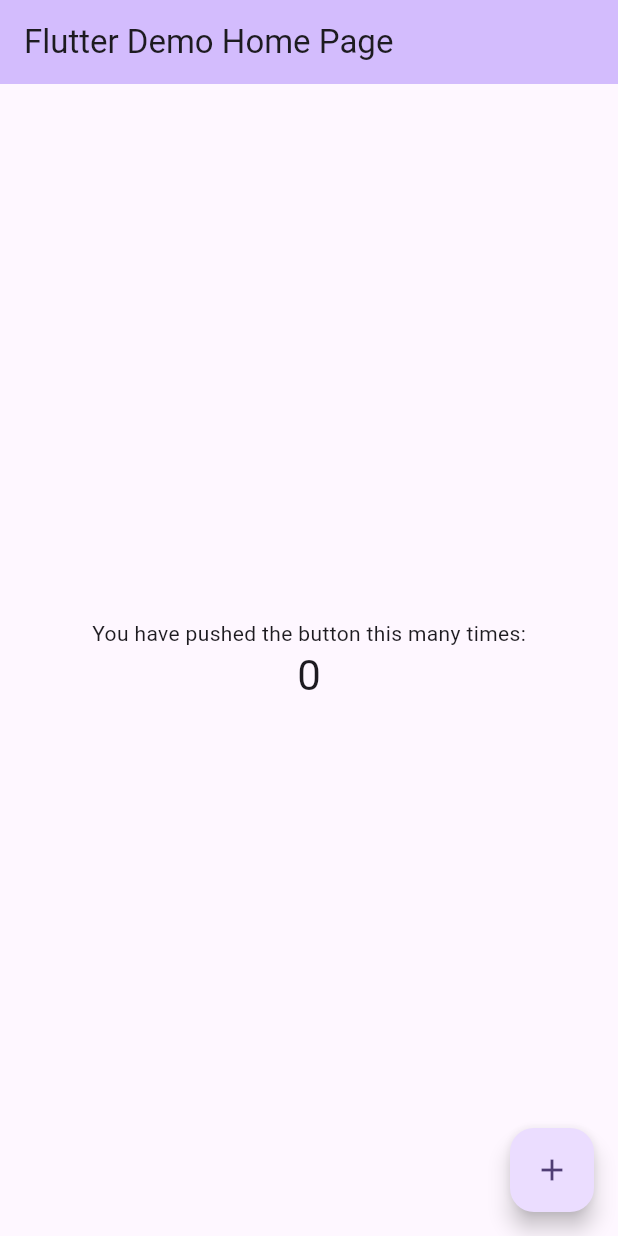
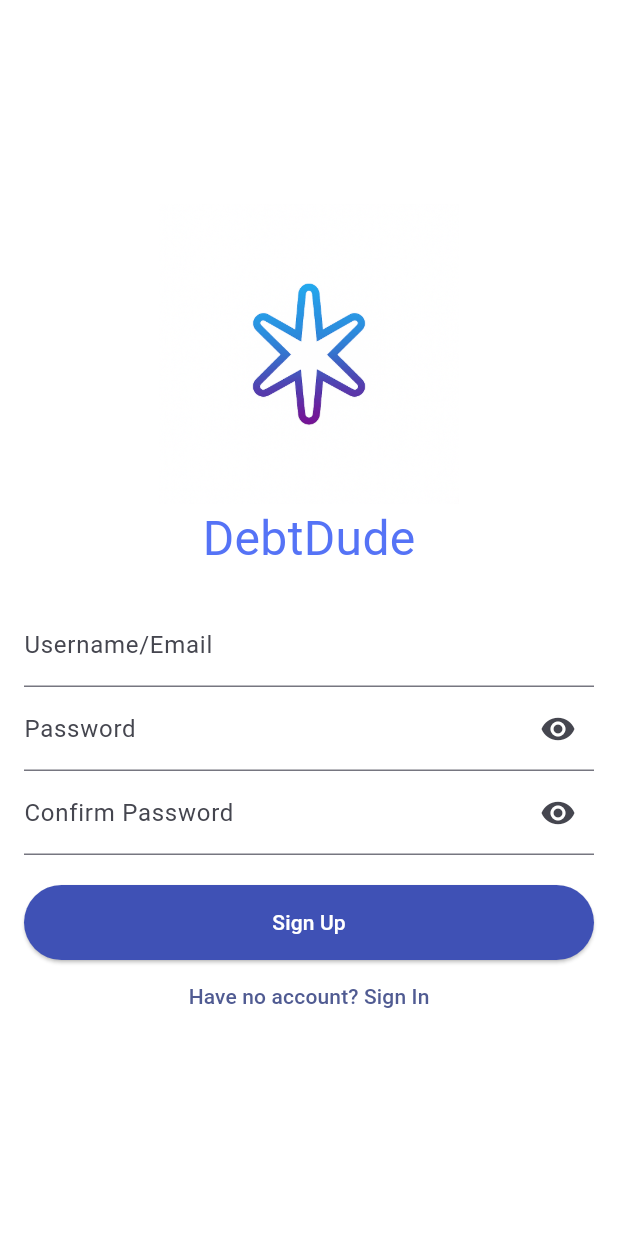
Before and after one commit to didierdrin/debtdude, a Flutter app: the screen it shows after launch, on a phone screen of 412 x 824 dp. Run offline on Flutter 3.47's test engine with Material 3 defaults, Android fonts, the phone set to English and light mode, and no system bars; our stand-ins replace flutter_bloc.

Commit message:
latest updates 1019

```diff
--- /dev/null
+++ b/lib/cubits/auth_cubit.dart
@@ -0,0 +1,38 @@
+import 'package:flutter_bloc/flutter_bloc.dart';
+
+class AuthCubit extends Cubit<AuthState> {
+  AuthCubit() : super(AuthInitial());
+
+  void signUp(String username, String password, String confirmPassword) {
+    if (password == confirmPassword) {
+      emit(AuthLoading());
+      // Simulate sign-up process
+      Future.delayed(Duration(seconds: 1), () {
+        emit(AuthSuccess('Sign up successful'));
+      });
+    } else {
+      emit(AuthError('Passwords do not match'));
+    }
+  }
+
+  void signIn(String username, String password) {
+    emit(AuthLoading());
+    // Simulate sign-in process
+    Future.delayed(Duration(seconds: 1), () {
+      emit(AuthSuccess('Sign in successful'));
+    });
+  }
+}
+
+abstract class AuthState {}
+
+class AuthInitial extends AuthState {}
+class AuthLoading extends AuthState {}
+class AuthSuccess extends AuthState {
+  final String message;
+  AuthSuccess(this.message);
+}
+class AuthError extends AuthState {
+  final String message;
+  AuthError(this.message);
+}
--- a/lib/main.dart
+++ b/lib/main.dart
@@ -1,4 +1,5 @@
 import 'package:flutter/material.dart';
+import 'package:debtdude/screens/splash_screen.dart';
 
 void main() {
   runApp(const MyApp());
@@ -7,116 +8,15 @@ void main() {
 class MyApp extends StatelessWidget {
   const MyApp({super.key});
 
-  // This widget is the root of your application.
   @override
   Widget build(BuildContext context) {
     return MaterialApp(
-      title: 'Flutter Demo',
+      title: 'DebtDude',
+      debugShowCheckedModeBanner: false,
       theme: ThemeData(
-        // This is the theme of your application.
-        //
-        // TRY THIS: Try running your application with "flutter run". You'll see
-        // the application has a purple toolbar. Then, without quitting the app,
-        // try changing the seedColor in the colorScheme below to Colors.green
-        // and then invoke "hot reload" (save your changes or press the "hot
-        // reload" button in a Flutter-supported IDE, or press "r" if you used
-        // the command line to start the app).
-        //
-        // Notice that the counter didn't reset back to zero; the application
-        // state is not lost during the reload. To reset the state, use hot
-        // restart instead.
-        //
-        // This works for code too, not just values: Most code changes can be
-        // tested with just a hot reload.
-        colorScheme: ColorScheme.fromSeed(seedColor: Colors.deepPurple),
+        colorScheme: ColorScheme.fromSeed(seedColor: const Color(0xFF5573F6)),
       ),
-      home: const MyHomePage(title: 'Flutter Demo Home Page'),
+      home: const SplashScreen(),
     );
   }
 }
-
-class MyHomePage extends StatefulWidget {
-  const MyHomePage({super.key, required this.title});
-
-  // This widget is the home page of your application. It is stateful, meaning
-  // that it has a State object (defined below) that contains fields that affect
-  // how it looks.
-
-  // This class is the configuration for the state. It holds the values (in this
-  // case the title) provided by the parent (in this case the App widget) and
-  // used by the build method of the State. Fields in a Widget subclass are
-  // always marked "final".
-
-  final String title;
-
-  @override
-  State<MyHomePage> createState() => _MyHomePageState();
-}
-
-class _MyHomePageState extends State<MyHomePage> {
-  int _counter = 0;
-
-  void _incrementCounter() {
-    setState(() {
-      // This call to setState tells the Flutter framework that something has
-      // changed in this State, which causes it to rerun the build method below
-      // so that the display can reflect the updated values. If we changed
-      // _counter without calling setState(), then the build method would not be
-      // called again, and so nothing would appear to happen.
-      _counter++;
-    });
-  }
-
-  @override
-  Widget build(BuildContext context) {
-    // This method is rerun every time setState is called, for instance as done
-    // by the _incrementCounter method above.
-    //
-    // The Flutter framework has been optimized to make rerunning build methods
-    // fast, so that you can just rebuild anything that needs updating rather
-    // than having to individually change instances of widgets.
-    return Scaffold(
-      appBar: AppBar(
-        // TRY THIS: Try changing the color here to a specific color (to
-        // Colors.amber, perhaps?) and trigger a hot reload to see the AppBar
-        // change color while the other colors stay the same.
-        backgroundColor: Theme.of(context).colorScheme.inversePrimary,
-        // Here we take the value from the MyHomePage object that was created by
-        // the App.build method, and use it to set our appbar title.
-        title: Text(widget.title),
-      ),
-      body: Center(
-        // Center is a layout widget. It takes a single child and positions it
-        // in the middle of the parent.
-        child: Column(
-          // Column is also a layout widget. It takes a list of children and
-          // arranges them vertically. By default, it sizes itself to fit its
-          // children horizontally, and tries to be as tall as its parent.
-          //
-          // Column has various properties to control how it sizes itself and
-          // how it positions its children. Here we use mainAxisAlignment to
-          // center the children vertically; the main axis here is the vertical
-          // axis because Columns are vertical (the cross axis would be
-          // horizontal).
-          //
-          // TRY THIS: Invoke "debug painting" (choose the "Toggle Debug Paint"
-          // action in the IDE, or press "p" in the console), to see the
-          // wireframe for each widget.
-          mainAxisAlignment: MainAxisAlignment.center,
-          children: <Widget>[
-            const Text('You have pushed the button this many times:'),
-            Text(
-              '$_counter',
-              style: Theme.of(context).textTheme.headlineMedium,
-            ),
-          ],
-        ),
-      ),
-      floatingActionButton: FloatingActionButton(
-        onPressed: _incrementCounter,
-        tooltip: 'Increment',
-        child: const Icon(Icons.add),
-      ), // This trailing comma makes auto-formatting nicer for build methods.
-    );
-  }
-}
--- /dev/null
+++ b/lib/screens/signup_signin_screen.dart
@@ -0,0 +1,143 @@
+import 'package:flutter/material.dart';
+import 'package:flutter_bloc/flutter_bloc.dart';
+import 'package:debtdude/cubits/auth_cubit.dart';
+
+class AuthScreen extends StatelessWidget {
+  @override
+  Widget build(BuildContext context) {
+    return BlocProvider(
+      create: (context) => AuthCubit(),
+      child: AuthScreenContent(),
+    );
+  }
+}
+
+class AuthScreenContent extends StatefulWidget {
+  @override
+  _AuthScreenContentState createState() => _AuthScreenContentState();
+}
+
+class _AuthScreenContentState extends State<AuthScreenContent> {
+  final _usernameController = TextEditingController();
+  final _passwordController = TextEditingController();
+  final _confirmPasswordController = TextEditingController();
+  bool _isSignUp = true;
+  bool _obscurePassword = true;
+
+  @override
+  Widget build(BuildContext context) {
+    return Scaffold(
+      backgroundColor: Colors.white,
+      body: Center(
+        child: Padding(
+          padding: const EdgeInsets.fromLTRB(16.0, 8, 16, 8),
+          child: Column(
+            mainAxisAlignment: MainAxisAlignment.center,
+            children: [
+              Image.asset("assets/images/logo.png", height: 200, width: 200,),
+              Text(
+                'DebtDude',
+                style: TextStyle(fontSize: 32, color: const Color(0xFF5573F6)),
+              ),
+              SizedBox(height: 20),
+              if (_isSignUp) ...[
+                TextField(
+                  controller: _usernameController,
+                  decoration: InputDecoration(labelText: 'Username/Email'),
+                ),
+                TextField(
+                  controller: _passwordController,
+                  obscureText: _obscurePassword,
+                  decoration: InputDecoration(
+                    labelText: 'Password',
+                    suffixIcon: IconButton(
+                      icon: Icon(
+                        _obscurePassword ? Icons.visibility : Icons.visibility_off,
+                      ),
+                      onPressed: () {
+                        setState(() {
+                          _obscurePassword = !_obscurePassword;
+                        });
+                      },
+                    ),
+                  ),
+                ),
+                TextField(
+                  controller: _confirmPasswordController,
+                  obscureText: _obscurePassword,
+                  decoration: InputDecoration(
+                    labelText: 'Confirm Password',
+                    suffixIcon: IconButton(
+                      icon: Icon(
+                        _obscurePassword ? Icons.visibility : Icons.visibility_off,
+                      ),
+                      onPressed: () {
+                        setState(() {
+                          _obscurePassword = !_obscurePassword;
+                        });
+                      },
+                    ),
+                  ),
+                ),
+              ] else ...[
+                TextField(
+                  controller: _usernameController,
+                  decoration: InputDecoration(labelText: 'Username/Email'),
+                ),
+                TextField(
+                  controller: _passwordController,
+                  obscureText: _obscurePassword,
+                  decoration: InputDecoration(
+                    labelText: 'Password',
+                    suffixIcon: IconButton(
+                      icon: Icon(
+                        _obscurePassword ? Icons.visibility : Icons.visibility_off,
+                      ),
+                      onPressed: () {
+                        setState(() {
+                          _obscurePassword = !_obscurePassword;
+                        });
+                      },
+                    ),
+                  ),
+                ),
+              ],
+              SizedBox(height: 20),
+              ElevatedButton(
+                style: ElevatedButton.styleFrom(backgroundColor: Colors.indigo, minimumSize: Size(double.infinity, 50),),
+                onPressed: () {
+                  if (_isSignUp) {
+                    // Sign up logic with BLoC
+                    context.read<AuthCubit>().signUp(
+                          _usernameController.text,
+                          _passwordController.text,
+                          _confirmPasswordController.text,
+                        );
+                  } else {
+                    // Sign in logic with BLoC
+                    context.read<AuthCubit>().signIn(
+                          _usernameController.text,
+                          _passwordController.text,
+                        );
+                  }
+                },
+                child: Text(_isSignUp ? 'Sign Up' : 'Sign In', style: TextStyle(color: Colors.white)),
+              ),
+              TextButton(
+                onPressed: () {
+                  setState(() {
+                    _isSignUp = !_isSignUp;
+                    _usernameController.clear();
+                    _passwordController.clear();
+                    _confirmPasswordController.clear();
+                  });
+                },
+                child: Text(_isSignUp ? 'Have no account? Sign In' : 'Have an account? Sign Up'),
+              ),
+            ],
+          ),
+        ),
+      ),
+    );
+  }
+}
```
Also changed, not shown: lib/screens/splash_screen.dart (added, +45 -0 lines), pubspec.yaml (+4 -3 lines), assets/images/logo.png (added), pubspec.lock.
